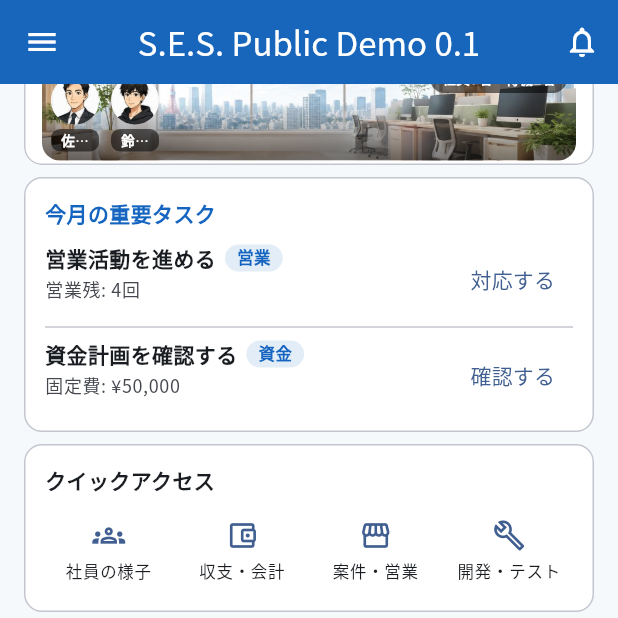
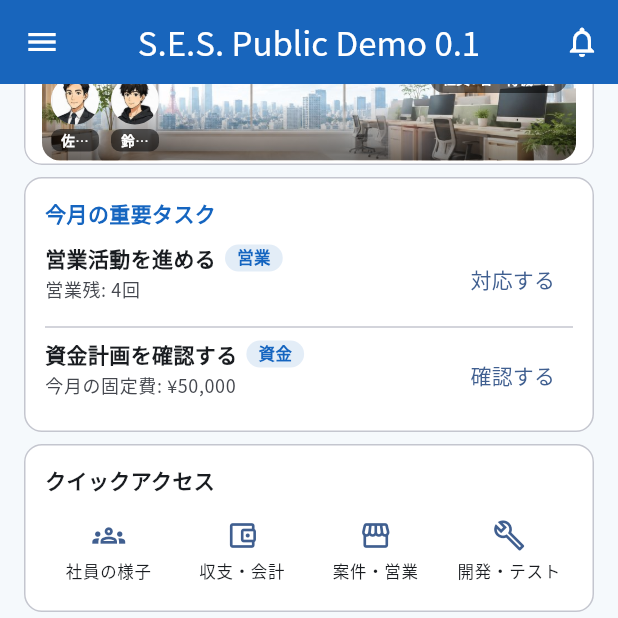
Before and after one commit to perusonao/smile_enjoy_story, a Flutter app: the PublicDemo01PlaceholderScreen screen opened directly, scrolled down 576 dp, on a phone screen of 412 x 824 dp, the top half of it. Run offline on Flutter 3.47's test engine with Material 3 defaults, Android fonts, the phone set to English and light mode, and no system bars; our stand-ins replace shared_preferences, web; accounts and stored records are empty.

Commit message:
fix(public-demo-home): match approved target wording for fixed-cost task fact
Issue #147's approved visual target (IMG_2643.jpeg) labels the finance
task row "今月の固定費: ¥85万" (this month's fixed costs). The screen wiring
in `_importantTasks` used the shorter "固定費: ..." — inconsistent with
the already-existing widget-test fixture in
public_demo_home_presentation_components_test.dart (which already used
"今月の固定費: ..."). Aligns the two: no new data, no authority change —
`_financeSummary.fixedCosts` is unchanged, only its caption text.

Audit context: Issue #147 was already implemented and merged via PR #150
(+ P2-fix commit 8736fb0). This session re-verified the merged
implementation section-by-section against the now-provided IMG_2643.jpeg
and found the presentation layer already matches the approved target to
the fullest extent achievable without fabricating data or violating the
Office Stage's deliberate "no mutation authority" contract (see
test/presentation/home/home_office_stage_section_test.dart group M) —
this is the one small, real wording gap found and fixed.

Co-Authored-By: Claude Sonnet 5 <noreply@anthropic.com>
Claude-Session: https://claude.ai/code/session_0187VmAKVsCD4u2tSKheikJh

```diff
--- a/lib/ui/public_demo/public_demo_01_placeholder_screen.dart
+++ b/lib/ui/public_demo/public_demo_01_placeholder_screen.dart
@@ -554,7 +554,7 @@ class _S extends State<PublicDemo01PlaceholderScreen> {
         ),
       PublicDemoImportantTaskItem(
         title: '資金計画を確認する',
-        fact: '固定費: ${formatYen(_financeSummary.fixedCosts)}',
+        fact: '今月の固定費: ${formatYen(_financeSummary.fixedCosts)}',
         category: '資金',
         ctaLabel: '確認する',
         onPressed: () => _scrollToSection(_financeSummaryKey),
```
